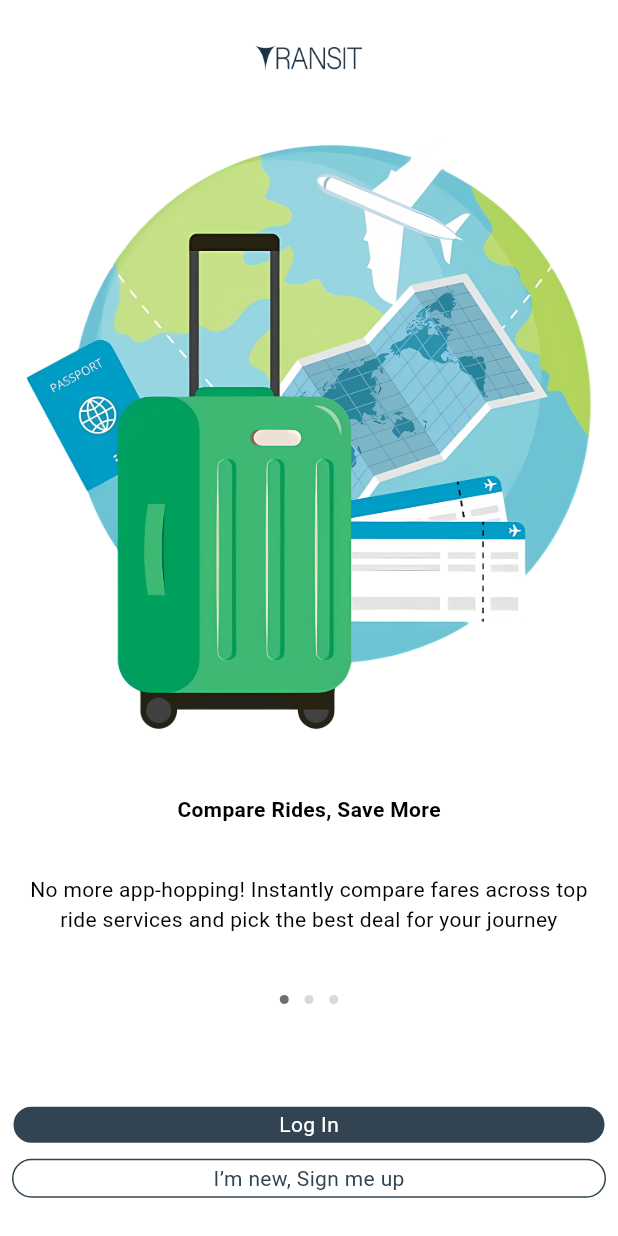
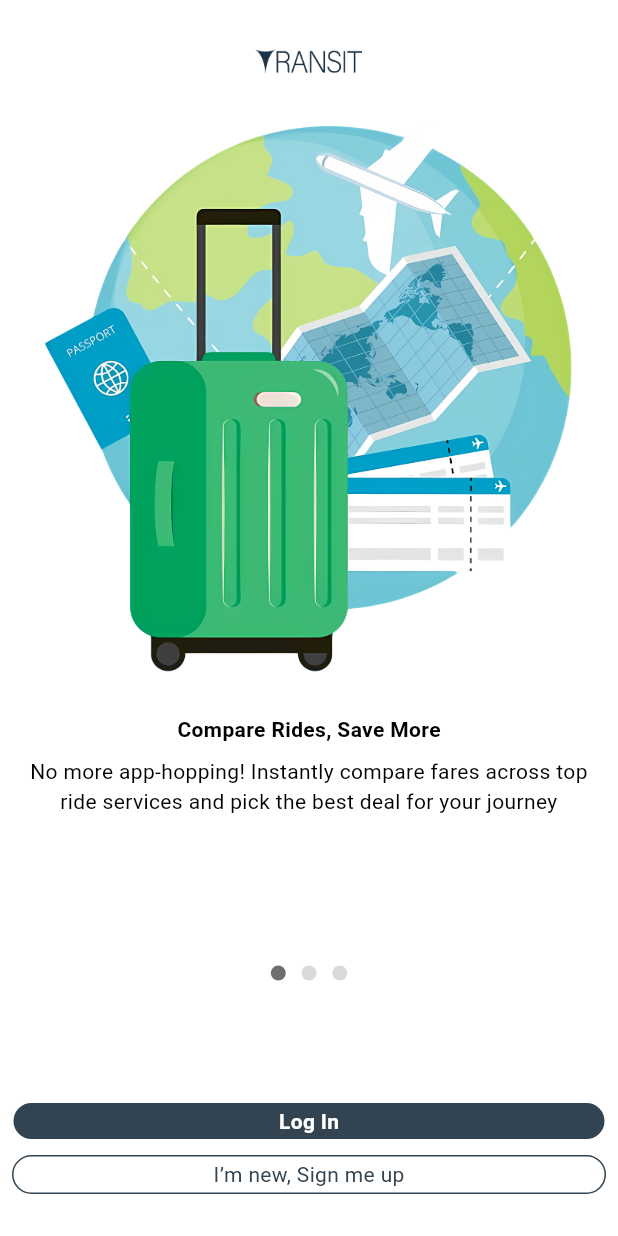
Before and after one commit to transitcoindia/app, a Flutter app: the first screen one second after launch, on a phone screen of 412 x 824 dp. Run offline on Flutter 3.47's test engine with Material 3 defaults, Android fonts, the phone set to English and light mode, and no system bars; our stand-ins replace bloc, dio, equatable, flutter_bloc, flutter_otp_text_field, flutter_screenutil and 8 more.

Commit message:
pre login perfect

```diff
--- a/lib/core/routes.dart
+++ b/lib/core/routes.dart
@@ -13,6 +13,7 @@ import 'package:transit/screens/home_screens/profile_screen.dart';
 import 'package:transit/screens/home_screens/to_from_page.dart';
 import 'package:transit/screens/misc/about_us_page.dart';
 import 'package:transit/screens/misc/contact_us_page.dart';
+import 'package:transit/screens/pre_login_screens/login_type_page.dart';
 import 'package:transit/screens/pre_login_screens/pre_login_screen.dart';
 import 'package:transit/screens/ride_duration/ride_init.dart';
 import 'package:transit/screens/rides/your_rides.dart';
@@ -31,7 +32,9 @@ return GoRouter(
 ),
 
   redirect: (context, state) {
-    if (authBloc.state is AuthUnauthenticated && (state.matchedLocation != '/login' && state.matchedLocation != '/register')) {
+    if (authBloc.state is AuthUnauthenticated && (state.matchedLocation != '/login' && state.matchedLocation != '/register'
+    && state.matchedLocation != '/loginType'
+    )) {
       return '/preLogin';
     }
     //   else if (authBloc.state is WaitforOtp ) {
@@ -75,6 +78,10 @@ return GoRouter(
     GoRoute(
       path: '/login',
       builder: (context, state) =>  LoginPage(),
+    ),
+    GoRoute(
+      path: '/loginType',
+      builder: (context, state) =>  LoginTypePage(),
     ),
     GoRoute(
       path: '/preLogin',
--- /dev/null
+++ b/lib/cubits/pre_login_cubit/pre_cubit.dart
@@ -0,0 +1,26 @@
+import 'dart:async';
+import 'package:flutter_bloc/flutter_bloc.dart';
+
+class PreLoginCubit extends Cubit<int> {
+  Timer? _timer;
+
+  PreLoginCubit() : super(0) {
+    _startAutoRotation();
+  }
+
+  void _startAutoRotation() {
+    _timer = Timer.periodic(const Duration(seconds: 4), (timer) {
+      nextImage();
+    });
+  }
+
+  void nextImage() {
+    emit((state + 1) % 3); // Rotates through 0, 1, 2
+  }
+
+  @override
+  Future<void> close() {
+    _timer?.cancel(); // Cancel the timer when the Cubit is closed
+    return super.close();
+  }
+}
--- a/lib/main.dart
+++ b/lib/main.dart
@@ -17,6 +17,7 @@ import 'package:transit/bloc/venderos_all_bloc/rapido_bloc/rapido_bloc.dart';
 import 'package:transit/bloc/venderos_all_bloc/uberBloc/uber_bloc.dart';
 import 'package:transit/bloc/vendors_bloc.dart/vendor_bloc.dart';
 import 'package:transit/core/routes.dart';
+import 'package:transit/cubits/pre_login_cubit/pre_cubit.dart';
 import 'package:transit/repository/places_repo.dart';
 import 'package:transit/repository/vendors/blusmart_repo.dart';
 import 'package:transit/repository/vendors/indrive_repo.dart';
@@ -84,6 +85,7 @@ class MyApp extends StatelessWidget {
 
                                 ),
                                          BlocProvider(create: (context) => RideBloc(),),
+                                         BlocProvider(create: (context) => PreLoginCubit(),),
 
 
 
--- /dev/null
+++ b/lib/screens/pre_login_screens/login_type_page.dart
@@ -0,0 +1,40 @@
+import 'package:flutter/material.dart';
+import 'package:flutter_screenutil/flutter_screenutil.dart';
+import 'package:transit/core/theme/colors.dart';
+
+class LoginTypePage extends StatelessWidget {
+  const LoginTypePage({super.key});
+
+  @override
+  Widget build(BuildContext context) {
+
+    return Scaffold(
+      backgroundColor: white,
+      body: SafeArea(
+        child:
+             Column(
+              mainAxisAlignment: MainAxisAlignment.spaceEvenly,
+              children: [
+                // Logo at the top
+                Center(
+                  child: SizedBox(
+                    height: 26.h,
+                    child: Image.asset('assets/logos/transit_logo.png'),
+                  ),
+                ),
+
+
+                // Animated Image Switcher
+
+
+
+
+
+
+              ],
+            )
+
+      ),
+    );
+  }
+}
--- a/lib/screens/pre_login_screens/pre_login_screen.dart
+++ b/lib/screens/pre_login_screens/pre_login_screen.dart
@@ -1,7 +1,10 @@
 import 'package:flutter/material.dart';
+import 'package:flutter_bloc/flutter_bloc.dart';
 import 'package:flutter_screenutil/flutter_screenutil.dart';
+import 'package:go_router/go_router.dart';
 import 'package:transit/core/data/pre_login_data.dart';
 import 'package:transit/core/theme/colors.dart';
+import 'package:transit/cubits/pre_login_cubit/pre_cubit.dart';
 import 'package:transit/widgets/pre_auth_buttons.dart';
 
 class PreLoginScreen extends StatelessWidget {
@@ -9,51 +12,115 @@ class PreLoginScreen extends StatelessWidget {
 
   @override
   Widget build(BuildContext context) {
-    return Scaffold(backgroundColor: white,
+    return Scaffold(
+      backgroundColor: white,
+      body: SafeArea(
+        child: BlocProvider(
+          create: (_) => PreLoginCubit(),
+          child: BlocBuilder<PreLoginCubit, int>(
+            builder: (context, index) {
+              return Column(
+                mainAxisAlignment: MainAxisAlignment.spaceEvenly,
+                crossAxisAlignment: CrossAxisAlignment.center,
+                children: [
+                  // Logo
+                  Center(
+                    child: SizedBox(
+                      height: 26.h,
+                      child: Image.asset('assets/logos/transit_logo.png'),
+                    ),
+                  ),
 
-    body: SafeArea(
+                  // Animated Image Switcher
+                  Container(//decoration: BoxDecoration(border: Border.all(color: Colors.pink)),
+                    child: AnimatedSwitcher(
+                      duration: const Duration(milliseconds: 500),
+                      transitionBuilder: (child, animation) => FadeTransition(opacity: animation, child: child),
+                      child: Container(
+                        // constraints: BoxConstraints(maxHeight: 440.h, minHeight: 440.h),
+                        key: ValueKey<int>(index), // Ensures smooth animation
+                        height: 380.h, // Keep this stable
+                        child: Padding(
+                          padding: const EdgeInsets.all(0.0),
+                          child: Image.asset(
+                            fit: BoxFit.fitWidth,
+                            'assets/images/pre_login$index.png'),
+                        ),
+                      ),
+                    ),
+                  ),
+
+                  // Animated Text Switcher
+                  AnimatedSwitcher(
+                    duration: const Duration(milliseconds: 400),
+                    child: SizedBox(height: 100.h,
                       child: Column(
-        mainAxisAlignment: MainAxisAlignment.spaceEvenly,
+                        key: ValueKey<int>(index),
                         children: [
-        Center(child: SizedBox(
-
-          height: 26.h,
-          child: Image.asset('assets/logos/transit_logo.png'))),
-      Image.asset('assets/images/pre_login0.png'),
-
-      Text(preLoginHeading[0], style: TextStyle(fontWeight: FontWeight.bold),),
+                          Text(
+                            preLoginHeading[index],
+                            style: const TextStyle(fontWeight: FontWeight.bold),
+                          ),
                           Padding(
                             padding: const EdgeInsets.all(8.0),
-        child: Text(preLoginSubText[0],
+                            child: Text(
+                              preLoginSubText[index],
                               textAlign: TextAlign.center,
                             ),
                           ),
-      SizedBox(height: 20.h,
-        child: ListView.separated(separatorBuilder: (context, index) {
-          return SizedBox(width: 10.w,);
-        },
-          itemCount: 3,
+                        ],
+                      ),
+                    ),
+                  ),
+
+                  // Fixed Positioned Dots
+                  SizedBox(height: 10.h), // Spacer
+                  SizedBox(
+                    height: 20.h, // Fixed height to prevent shifting
+                    child: Align(
+                      alignment: Alignment.center, // Keeps it centered
+                      child: ListView.separated(
+                        separatorBuilder: (context, index) => SizedBox(width: 10.w),
+                        itemCount: preLoginHeading.length,
                         shrinkWrap: true,
                         scrollDirection: Axis.horizontal,
-          itemBuilder: (context, index) {
-          return CircleAvatar(radius: 3,backgroundColor: index==0?selectedCircleAvatar:deselectedCircleAvatar,);
-        },),
+                        itemBuilder: (context, i) {
+                          return GestureDetector(
+                            // onTap: () => context.read<PreLoginCubit>().changeIndex(i),
+                            child: CircleAvatar(
+                              radius: 5,
+                              backgroundColor: i == index ? selectedCircleAvatar : deselectedCircleAvatar,
                             ),
-       SizedBox(height: 10.h,),
+                          );
+                        },
+                      ),
+                    ),
+                  ),
+
+                  // Auth Buttons
+                  const SizedBox(height: 20), // Ensures fixed spacing
                   Column(
                     children: [
-          PreAuthButtons(onTap: () {
-
-          },label: "Log In",),
-          SizedBox(height: 10.h,),
+                      PreAuthButtons(
+                        bold: true,
+                        onTap: () {
+                          GoRouter.of(context).push('/loginType');
+                        },
+                        label: "Log In",
+                      ),
+                      SizedBox(height: 10.h),
                       PreAuthButtons(
                         alt: true,
-            onTap: () {
-
-          },label: "I’m new, Sign me up",),
+                        onTap: () {},
+                        label: "I’m new, Sign me up",
+                      ),
                     ],
-      )
-      ],),
+                  ),
+                ],
+              );
+            },
+          ),
+        ),
       ),
     );
   }
--- a/pubspec.yaml
+++ b/pubspec.yaml
@@ -76,6 +76,7 @@ flutter:
   assets:
     - assets/logos/
     - assets/images/
+    - assets/lin_siup_images/
   #   - images/a_dot_ham.jpeg
 
   # An image asset can refer to one or more resolution-specific "variants", see
```
Also changed, not shown: assets/images/pre_login0.png, assets/lin_siup_images/ls0.png (added), assets/lin_siup_images/ls1.png (added). Lines whose indentation alone changed are shown as unchanged.
